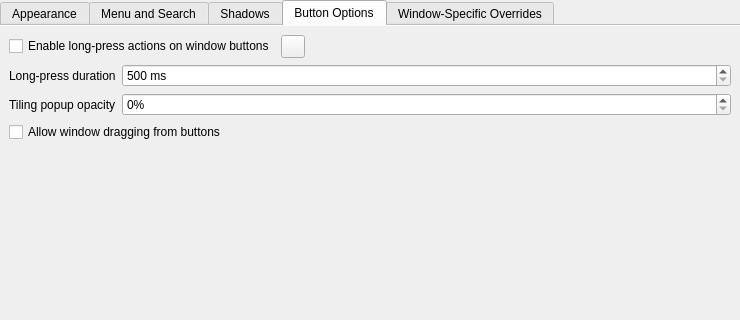
The window that src/kcm/config.ui (guiodic/material-decoration) describes before a commit, drawn with Qt 5; both pictures show x 0 to 740 and y 0 to 320 of the 740 by 749 pixel window.
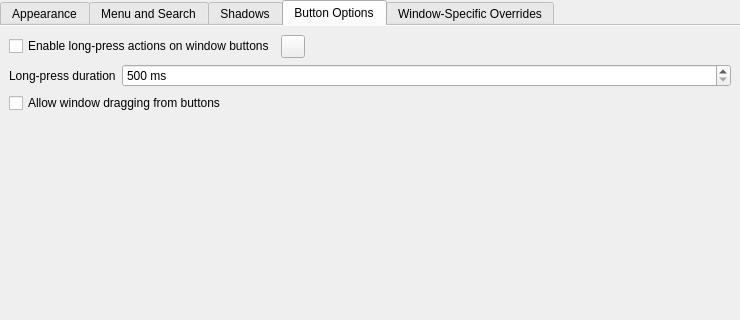
The same window after the commit. The open tabs and pages were chosen to show the change. Custom widgets are drawn as their Qt base class.

Commit message: Use the standard QMenu background for the tiling popup experiment

```diff
--- a/src/kcm/config.ui
+++ b/src/kcm/config.ui
@@ -444,27 +444,7 @@
          </property>
         </widget>
        </item>
-       <item row="2" column="0">
-        <widget class="QLabel" name="label_tilingPopupOpacity">
-         <property name="text">
-          <string>Tiling popup opacity</string>
-         </property>
-         <property name="buddy">
-          <cstring>kcfg_TilingPopupOpacity</cstring>
-         </property>
-        </widget>
-       </item>
-       <item row="2" column="1">
-        <widget class="QSpinBox" name="kcfg_TilingPopupOpacity">
-         <property name="suffix">
-          <string notr="true">%</string>
-         </property>
-         <property name="maximum">
-          <number>100</number>
-         </property>
-        </widget>
-       </item>
-       <item row="3" column="0" colspan="2">
+       <item row="2" column="0" colspan="2">
         <widget class="QCheckBox" name="kcfg_DragFromButtonsEnabled">
          <property name="text">
           <string>Allow window dragging from buttons</string>
```
The commit also changes 15 other files.
